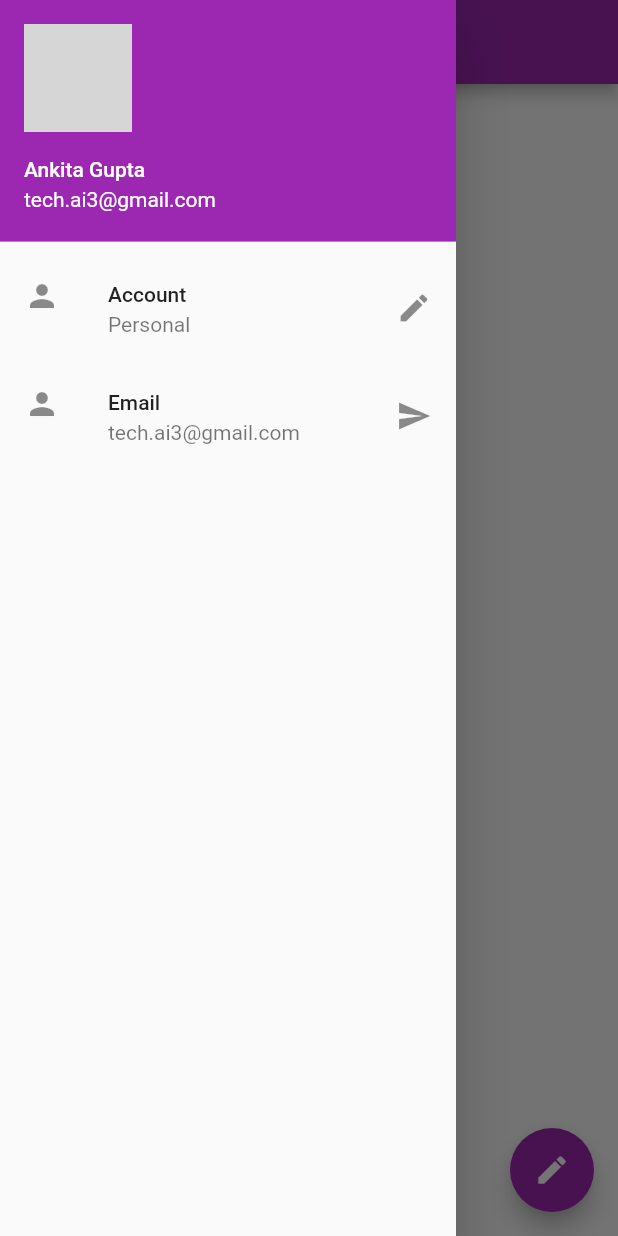
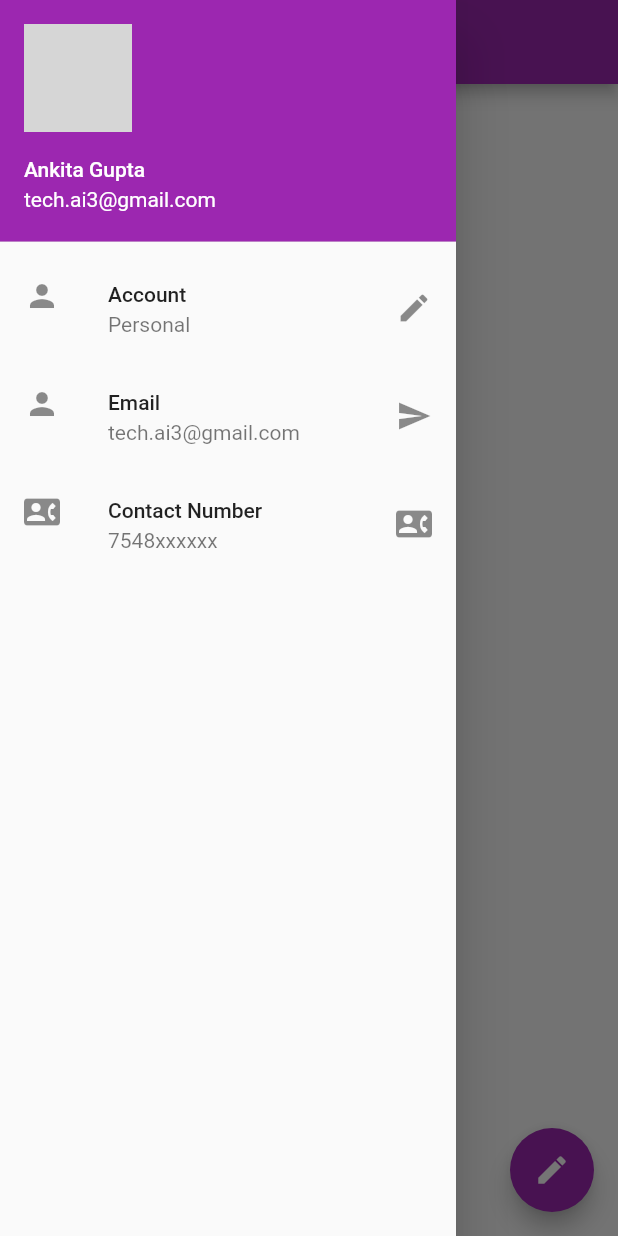
Before and after one commit to ankitagupta30/Flutter-App, a Flutter app: the screen it shows after launch, with the side drawer open, on a phone screen of 412 x 824 dp. Run offline on Flutter 3.47's test engine with Material 2 defaults, Android fonts, the phone set to English and light mode, and no system bars; network calls fail; grey boxes are pictures that could not be loaded.

Commit message:
basic layout

```diff
--- a/lib/main.dart
+++ b/lib/main.dart
@@ -50,6 +50,12 @@ class HomePage extends StatelessWidget {
               title: Text("Email"),
               subtitle: Text("tech.ai3@gmail.com"),
               trailing: Icon(Icons.send),
+            ),
+            ListTile(
+              leading: Icon(Icons.contact_phone),
+              title: Text("Contact Number"),
+              subtitle: Text("7548xxxxxx"),
+              trailing: Icon(Icons.contact_phone),
             )
           ],
         ),
```
